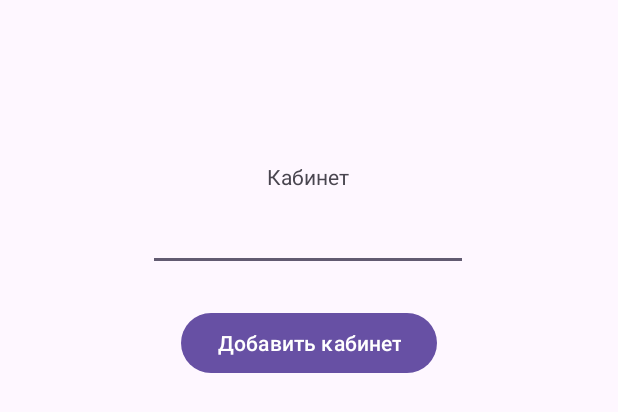
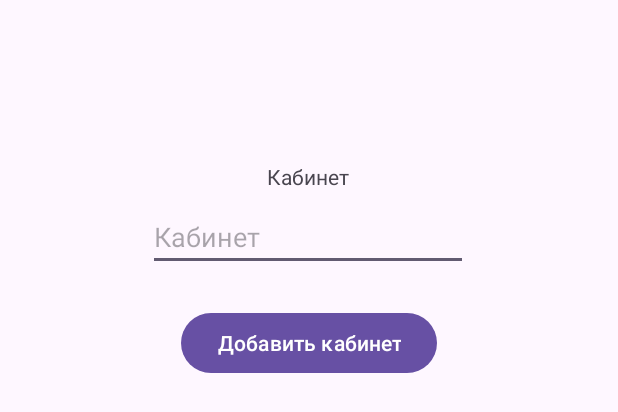
Before and after one commit to xiver-org/key-controlling-system, an Android app: the layout activity_create_cabinet.xml on its own in the app's theme, with its tools: preview values and no code run, on a phone screen of 412 x 824 dp. Shown: the top 412 px of the screen. Run offline under Robolectric (Android 15) with nearby library versions, the phone set to English and light mode, and no system bars.

Commit message:
Change cabinet input to text

```diff
--- a/app/src/main/java/com/xiver/keycontrollingsystem/CreatePeople.java
+++ b/app/src/main/java/com/xiver/keycontrollingsystem/CreatePeople.java
@@ -44,7 +44,6 @@ public class CreatePeople extends AppCompatActivity {
         fio = findViewById(R.id.editTextText);
     }
 
-
     public void onPeopleCreate(View v) throws JSONException {
         String input = fio.getText().toString();
 
--- a/app/src/main/res/layout/activity_create_cabinet.xml
+++ b/app/src/main/res/layout/activity_create_cabinet.xml
@@ -24,7 +24,8 @@
         android:layout_height="wrap_content"
         android:layout_marginTop="8dp"
         android:ems="10"
-        android:inputType="number"
+        android:hint="@string/cabinet"
+        android:inputType="text"
         app:layout_constraintEnd_toEndOf="parent"
         app:layout_constraintHorizontal_bias="0.498"
         app:layout_constraintStart_toStartOf="parent"
```
Also changed, not shown: 2 other files.
